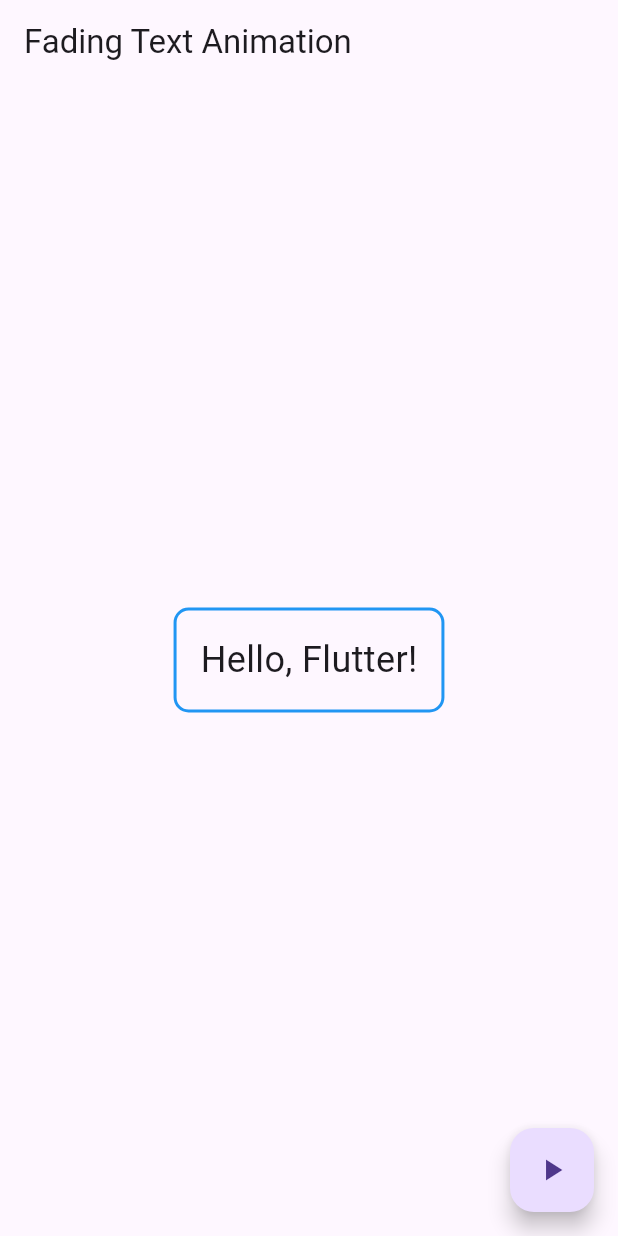
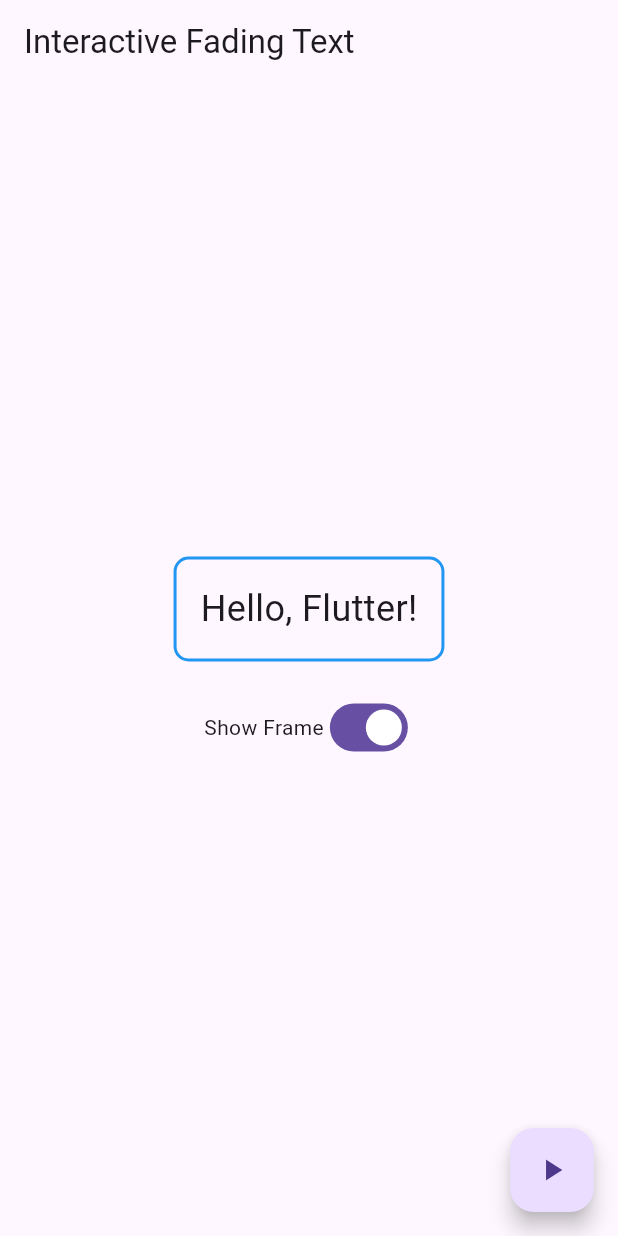
Before and after one commit to HemangShimpi/fading_text, a Flutter app: the screen it shows after launch, on a phone screen of 412 x 824 dp. Run offline on Flutter 3.47's test engine with Material 3 defaults, Android fonts, the phone set to English and light mode, and no system bars.

```diff
--- a/lib/main.dart
+++ b/lib/main.dart
@@ -20,6 +20,7 @@ class FadingTextAnimation extends StatefulWidget {
 
 class _FadingTextAnimationState extends State<FadingTextAnimation> {
   bool _isVisible = true;
+  bool _showFrame = true;
 
   void toggleVisibility() {
     setState(() {
@@ -27,11 +28,21 @@ class _FadingTextAnimationState extends State<FadingTextAnimation> {
     });
   }
 
+  void toggleFrame(bool value) {
+    setState(() {
+      _showFrame = value;
+    });
+  }
+
   @override
   Widget build(BuildContext context) {
     return Scaffold(
-      appBar: AppBar(title: const Text('Fading Text Animation')),
-      body: Center(
+      appBar: AppBar(title: const Text('Interactive Fading Text')),
+      body: Column(
+        mainAxisAlignment: MainAxisAlignment.center,
+        children: [
+          GestureDetector(
+            onTap: toggleVisibility,
             child: AnimatedOpacity(
               opacity: _isVisible ? 1.0 : 0.0,
               duration: const Duration(seconds: 1),
@@ -39,7 +50,9 @@ class _FadingTextAnimationState extends State<FadingTextAnimation> {
               child: Container(
                 padding: const EdgeInsets.all(16),
                 decoration: BoxDecoration(
-              border: Border.all(color: Colors.blue, width: 2),
+                  border: _showFrame
+                      ? Border.all(color: Colors.blue, width: 2)
+                      : null,
                   borderRadius: BorderRadius.circular(10),
                 ),
                 child: const Text(
@@ -49,6 +62,19 @@ class _FadingTextAnimationState extends State<FadingTextAnimation> {
               ),
             ),
           ),
+          const SizedBox(height: 20),
+          Row(
+            mainAxisAlignment: MainAxisAlignment.center,
+            children: [
+              const Text('Show Frame'),
+              Switch(
+                value: _showFrame,
+                onChanged: toggleFrame,
+              ),
+            ],
+          ),
+        ],
+      ),
       floatingActionButton: FloatingActionButton(
         onPressed: toggleVisibility,
         child: const Icon(Icons.play_arrow),
```
Lines whose indentation alone changed are shown as unchanged.
